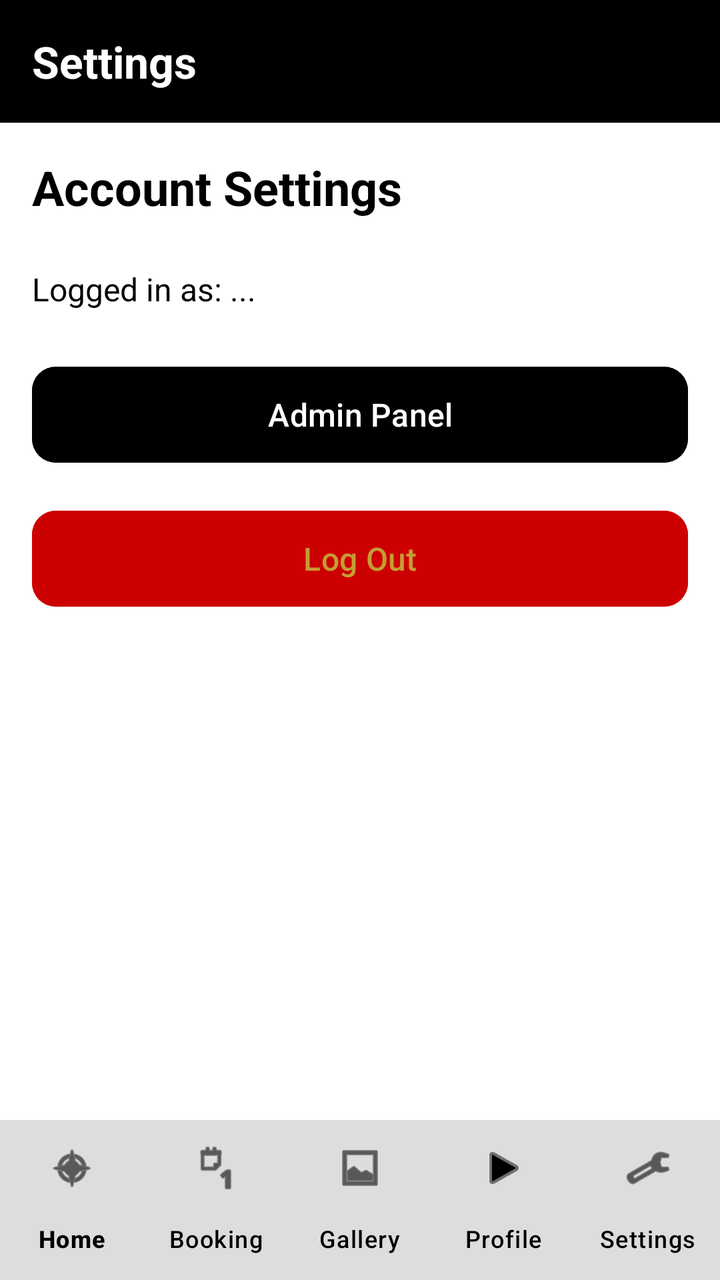
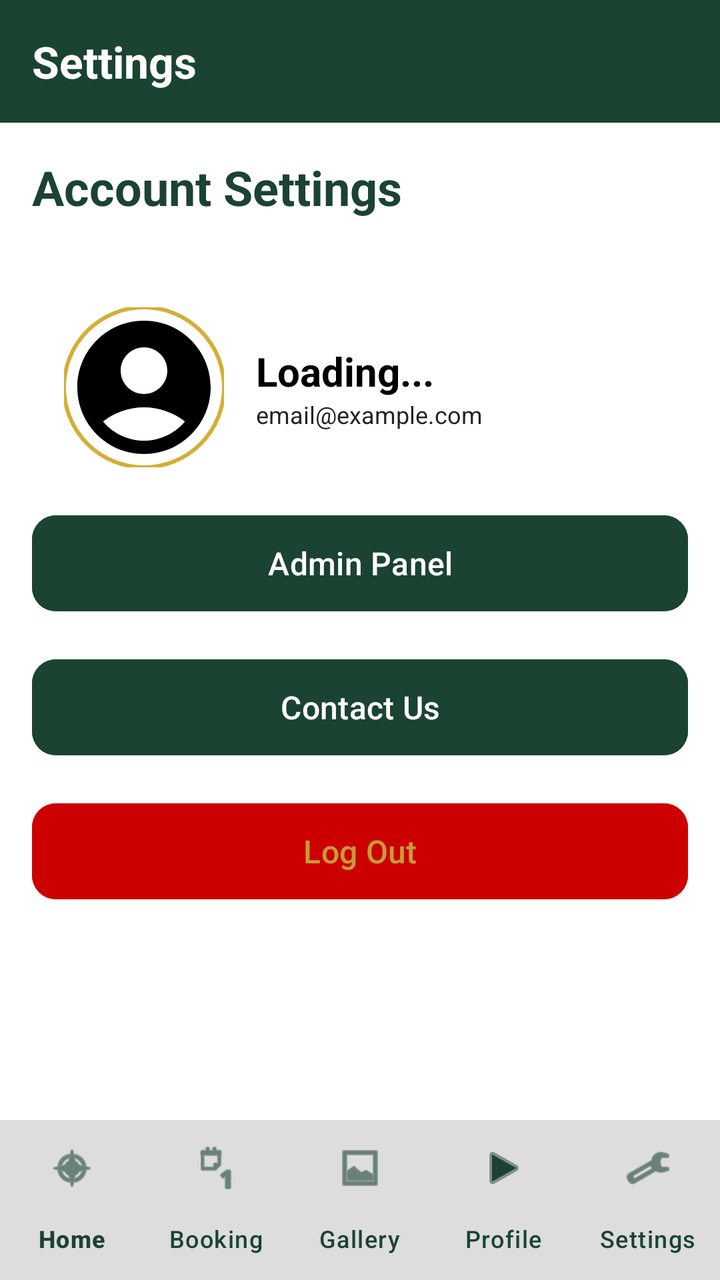

Screens rendered from an Android XML layout before and after an edit, with the pre-edit source and the edit as a unified diff.
<!-- AndroidManifest.xml: application theme Theme.Moes -->
<!-- res/layout/activity_settings_screen.xml -->
<?xml version="1.0" encoding="utf-8"?>
<RelativeLayout xmlns:android="http://schemas.android.com/apk/res/android"
    xmlns:app="http://schemas.android.com/apk/res-auto"
    xmlns:tools="http://schemas.android.com/tools"
    android:id="@+id/main"
    android:layout_width="match_parent"
    android:layout_height="match_parent"
    android:background="@color/white"
    tools:context=".SettingsScreen">

    <RelativeLayout
        android:id="@+id/navBar"
        android:layout_width="match_parent"
        android:layout_height="wrap_content"
        android:padding="16dp"
        android:background="@color/black">

        <TextView
            android:layout_width="wrap_content"
            android:layout_height="wrap_content"
            android:text="Settings"
            android:textColor="@color/white"
            android:textSize="22sp"
            android:textStyle="bold" />
    </RelativeLayout>

    <com.google.android.material.bottomnavigation.BottomNavigationView
        android:id="@+id/bottomNavigation"
        android:layout_width="match_parent"
        android:layout_height="wrap_content"
        android:layout_alignParentBottom="true"
        android:background="#22000000"
        app:itemIconTint="@color/black"
        app:itemTextColor="@color/black"
        app:labelVisibilityMode="labeled"
        app:menu="@menu/bottom_nav_menu" />

    <androidx.core.widget.NestedScrollView
        android:layout_width="match_parent"
        android:layout_height="match_parent"
        android:layout_below="@id/navBar"
        android:layout_above="@id/bottomNavigation"
        android:fillViewport="true">

        <LinearLayout
            android:layout_width="match_parent"
            android:layout_height="wrap_content"
            android:orientation="vertical"
            android:padding="16dp">

            <TextView
                android:layout_width="wrap_content"
                android:layout_height="wrap_content"
                android:text="Account Settings"
                android:textColor="@color/black"
                android:textSize="24sp"
                android:textStyle="bold"
                android:layout_marginBottom="24dp" />

            <TextView
                android:id="@+id/tvUserEmailSettings"
                android:layout_width="match_parent"
                android:layout_height="wrap_content"
                android:text="Logged in as: ..."
                android:textColor="@color/black"
                android:textSize="16sp"
                android:layout_marginBottom="24dp" />

            
            <Button
                android:id="@+id/btnAdminPanel"
                android:layout_width="match_parent"
                android:layout_height="56dp"
                android:text="Admin Panel"
                android:textSize="16sp"
                android:backgroundTint="@color/black"
                android:textColor="@color/white"
                android:layout_marginBottom="16dp"
                app:cornerRadius="12dp" />

            <Button
                android:id="@+id/btnLogout"
                android:layout_width="match_parent"
                android:layout_height="56dp"
                android:text="Log Out"
                android:textSize="16sp"
                android:backgroundTint="@android:color/holo_red_dark"
                app:cornerRadius="12dp" />

        </LinearLayout>
    </androidx.core.widget.NestedScrollView>
</RelativeLayout>
<!-- resources referenced by this layout -->
<resources>
  <color name="black">#000000</color>
  <color name="white">#FFFFFF</color>
  <style name="Theme.Moes" parent="Theme.Material3.DayNight.NoActionBar">
      
      <item name="colorPrimary">@color/moes_forest_green</item>
      <item name="colorOnPrimary">@color/moes_gold</item>
  
      
      <item name="colorSecondary">@color/moes_gold</item>
      <item name="colorOnSecondary">@color/white</item>
  
      
      <item name="android:windowBackground">@color/moes_cream</item>
      <item name="android:statusBarColor">@color/moes_dark_header</item>
  </style>
  <color name="moes_forest_green">#1B4332</color>
  <color name="moes_gold">#C69C35</color>
  <color name="moes_cream">#FDFCF0</color>
  <color name="moes_dark_header">#121212</color>
</resources>

<!-- the commit's change to res/layout/activity_settings_screen.xml (unified diff, before → after) -->
@@ -13,7 +13,7 @@
         android:layout_width="match_parent"
         android:layout_height="wrap_content"
         android:padding="16dp"
-        android:background="@color/black">
+        android:background="@color/moes_forest_green">
 
         <TextView
             android:layout_width="wrap_content"
@@ -30,8 +30,8 @@
         android:layout_height="wrap_content"
         android:layout_alignParentBottom="true"
         android:background="#22000000"
-        app:itemIconTint="@color/black"
-        app:itemTextColor="@color/black"
+        app:itemIconTint="@color/moes_forest_green"
+        app:itemTextColor="@color/moes_forest_green"
         app:labelVisibilityMode="labeled"
         app:menu="@menu/bottom_nav_menu" />
 
@@ -52,19 +52,60 @@
                 android:layout_width="wrap_content"
                 android:layout_height="wrap_content"
                 android:text="Account Settings"
-                android:textColor="@color/black"
+                android:textColor="@color/moes_forest_green"
                 android:textSize="24sp"
                 android:textStyle="bold"
                 android:layout_marginBottom="24dp" />
 
-            <TextView
-                android:id="@+id/tvUserEmailSettings"
+
+
+            <LinearLayout
                 android:layout_width="match_parent"
-                android:layout_height="wrap_content"
-                android:text="Logged in as: ..."
-                android:textColor="@color/black"
-                android:textSize="16sp"
-                android:layout_marginBottom="24dp" />
+                android:layout_height="120dp"
+                android:gravity="center_vertical"
+                android:orientation="horizontal"
+                android:padding="16dp">
+
+                
+                <com.google.android.material.imageview.ShapeableImageView
+                    android:id="@+id/ivProfilePic"
+                    android:layout_width="80dp"
+                    android:layout_height="80dp"
+                    android:scaleType="centerCrop"
+                    android:src="@drawable/ic_profile_placeholder"
+                    app:shapeAppearanceOverlay="@style/CircleImage"
+                    app:strokeColor="@color/accent_gold"
+                    app:strokeWidth="2dp" />
+
+                
+                <LinearLayout
+                    android:layout_width="0dp"
+                    android:layout_height="wrap_content"
+                    android:layout_marginStart="16dp"
+                    android:layout_weight="1"
+                    android:orientation="vertical">
+
+                    <TextView
+                        android:id="@+id/tvProfileName"
+                        android:layout_width="wrap_content"
+                        android:layout_height="wrap_content"
+                        android:text="Loading..."
+                        android:textColor="@color/primary_black"
+                        android:textSize="20sp"
+                        android:textStyle="bold" />
+
+                    <TextView
+                        android:id="@+id/tvProfileEmail"
+                        android:layout_width="wrap_content"
+                        android:layout_height="wrap_content"
+                        android:text="email@example.com"
+                        android:textColor="@color/text_dark"
+                        android:textSize="12sp" />
+                </LinearLayout>
+
+
+
+            </LinearLayout>
 
             
             <Button
@@ -73,7 +114,19 @@
                 android:layout_height="56dp"
                 android:text="Admin Panel"
                 android:textSize="16sp"
-                android:backgroundTint="@color/black"
+                android:backgroundTint="@color/moes_forest_green"
+                android:textColor="@color/white"
+                android:layout_marginBottom="16dp"
+                app:cornerRadius="12dp" />
+
+            
+            <Button
+                android:id="@+id/btnContactUs"
+                android:layout_width="match_parent"
+                android:layout_height="56dp"
+                android:text="Contact Us"
+                android:textSize="16sp"
+                android:backgroundTint="@color/moes_forest_green"
                 android:textColor="@color/white"
                 android:layout_marginBottom="16dp"
                 app:cornerRadius="12dp" />
<!-- resource entries referenced after the edit -->
@@ -1,7 +1,16 @@
 <!-- resources referenced by this layout -->
 <resources>
-  <color name="black">#000000</color>
+  <color name="accent_gold">#D4AF37</color>
   <color name="white">#FFFFFF</color>
+  <!-- drawable ic_profile_placeholder (drawable) -->
+  <vector xmlns:android="http://schemas.android.com/apk/res/android" android:height="24dp" android:tint="#000000" android:viewportHeight="24" android:viewportWidth="24" android:width="24dp">
+        
+      <path android:fillColor="@android:color/white" android:pathData="M12,2C6.48,2 2,6.48 2,12s4.48,10 10,10s10,-4.48 10,-10S17.52,2 12,2zM12,6c1.93,0 3.5,1.57 3.5,3.5S13.93,13 12,13s-3.5,-1.57 -3.5,-3.5S10.07,6 12,6zM12,20c-2.03,0 -4.43,-0.82 -6.14,-2.88C7.55,15.8 9.68,15 12,15s4.45,0.8 6.14,2.12C16.43,19.18 14.03,20 12,20z"/>
+      
+  </vector>
+  <style name="CircleImage">
+          <item name="cornerSize">50%</item>
+      </style>
   <style name="Theme.Moes" parent="Theme.Material3.DayNight.NoActionBar">
       
       <item name="colorPrimary">@color/moes_forest_green</item>
@@ -16,6 +25,8 @@
       <item name="android:statusBarColor">@color/moes_dark_header</item>
   </style>
   <color name="moes_forest_green">#1B4332</color>
+  <color name="primary_black">#000000</color>
+  <color name="text_dark">#222222</color>
   <color name="moes_gold">#C69C35</color>
   <color name="moes_cream">#FDFCF0</color>
   <color name="moes_dark_header">#121212</color>
